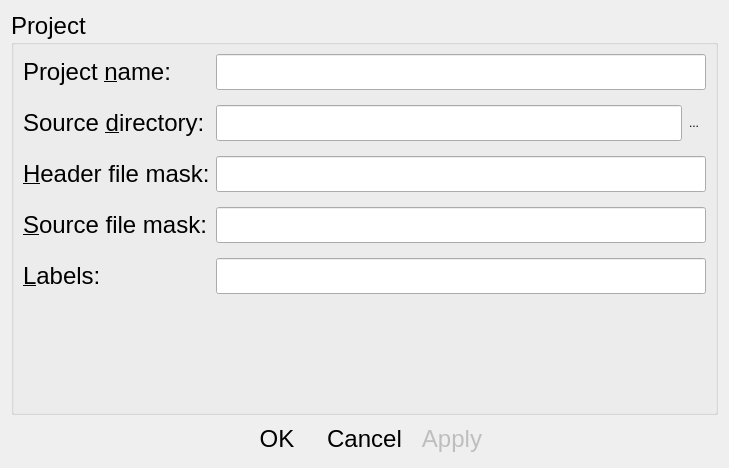
Above: Resources/Forms/projectDialog.ui from ychclone/blink before the change. Below: the same form after it.
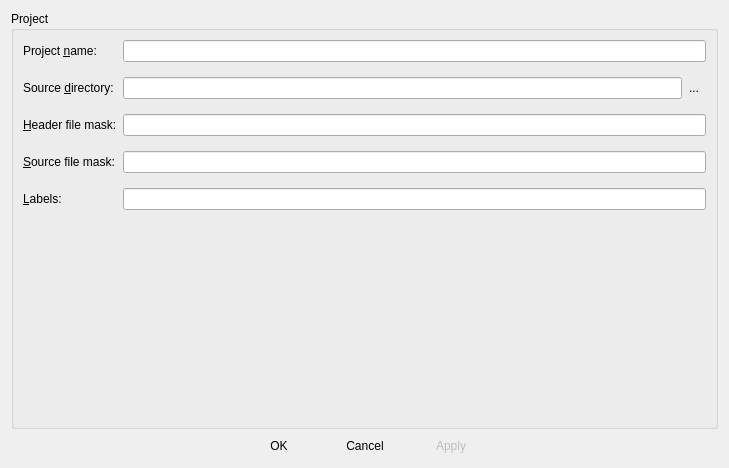
That is the form after the change. Icons and pictures are not drawn.

Commit message: remove font setting in ui resources

What changed in the file:
```diff
--- a/Resources/Forms/projectDialog.ui
+++ b/Resources/Forms/projectDialog.ui
@@ -45,11 +45,6 @@
      </property>
      <item>
       <widget class="QGroupBox" name="groupBox">
-       <property name="font">
-        <font>
-         <pointsize>18</pointsize>
-        </font>
-       </property>
        <property name="title">
         <string>Project</string>
        </property>
@@ -76,11 +71,6 @@
           </property>
           <item row="0" column="0">
            <widget class="QLabel" name="label_10">
-            <property name="font">
-             <font>
-              <pointsize>18</pointsize>
-             </font>
-            </property>
             <property name="text">
              <string>Project &amp;name:</string>
             </property>
@@ -91,20 +81,10 @@
           </item>
           <item row="0" column="1">
            <widget class="QLineEdit" name="projectName_lineEdit">
-            <property name="font">
-             <font>
-              <pointsize>18</pointsize>
-             </font>
-            </property>
            </widget>
           </item>
           <item row="1" column="0">
            <widget class="QLabel" name="label_11">
-            <property name="font">
-             <font>
-              <pointsize>18</pointsize>
-             </font>
-            </property>
             <property name="text">
              <string>Source &amp;directory:</string>
             </property>
@@ -115,11 +95,6 @@
           </item>
           <item row="3" column="0">
            <widget class="QLabel" name="label_12">
-            <property name="font">
-             <font>
-              <pointsize>18</pointsize>
-             </font>
-            </property>
             <property name="text">
              <string>&amp;Header file mask:</string>
             </property>
@@ -130,20 +105,10 @@
           </item>
           <item row="3" column="1">
            <widget class="QLineEdit" name="headerfileMask_lineEdit">
-            <property name="font">
-             <font>
-              <pointsize>18</pointsize>
-             </font>
-            </property>
            </widget>
           </item>
           <item row="4" column="0">
            <widget class="QLabel" name="label_9">
-            <property name="font">
-             <font>
-              <pointsize>18</pointsize>
-             </font>
-            </property>
             <property name="text">
              <string>&amp;Source file mask:</string>
             </property>
@@ -154,22 +119,12 @@
           </item>
           <item row="4" column="1">
            <widget class="QLineEdit" name="srcFileMask_lineEdit">
-            <property name="font">
-             <font>
-              <pointsize>18</pointsize>
-             </font>
-            </property>
            </widget>
           </item>
           <item row="1" column="1">
            <layout class="QHBoxLayout" name="horizontalLayout">
             <item>
              <widget class="QLineEdit" name="srcDir_lineEdit">
-              <property name="font">
-               <font>
-                <pointsize>18</pointsize>
-               </font>
-              </property>
              </widget>
             </item>
             <item>
@@ -186,20 +141,10 @@
           </item>
           <item row="5" column="1">
            <widget class="QLineEdit" name="labels_lineEdit">
-            <property name="font">
-             <font>
-              <pointsize>18</pointsize>
-             </font>
-            </property>
            </widget>
           </item>
           <item row="5" column="0">
            <widget class="QLabel" name="label">
-            <property name="font">
-             <font>
-              <pointsize>18</pointsize>
-             </font>
-            </property>
             <property name="text">
              <string>&amp;Labels:</string>
             </property>
@@ -247,11 +192,6 @@
      </item>
      <item>
       <widget class="QPushButton" name="okButton">
-       <property name="font">
-        <font>
-         <pointsize>18</pointsize>
-        </font>
-       </property>
        <property name="text">
         <string>OK</string>
        </property>
@@ -266,11 +206,6 @@
      </item>
      <item>
       <widget class="QPushButton" name="cancelButton">
-       <property name="font">
-        <font>
-         <pointsize>18</pointsize>
-        </font>
-       </property>
        <property name="text">
         <string>Cancel</string>
        </property>
@@ -288,11 +223,6 @@
        <property name="enabled">
         <bool>false</bool>
        </property>
-       <property name="font">
-        <font>
-         <pointsize>18</pointsize>
-        </font>
-       </property>
        <property name="text">
         <string>Apply</string>
        </property>
```
The commit also changes 1 other file.
